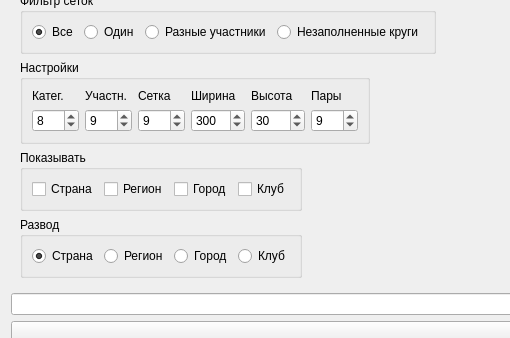
Before: the Qt Designer form TournamentManager/dialogtournamentgrid.ui in BarsukAlexey/xelarogi, drawn with Qt 5; both pictures show x 0 to 510 and y 83 to 421 of the 1371 by 688 pixel window.
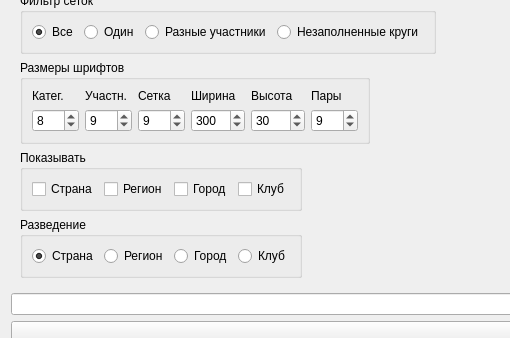
After: the same form once the commit is applied. Custom widgets are drawn as their Qt base class.

Patch:
```diff
--- a/TournamentManager/dialogtournamentgrid.ui
+++ b/TournamentManager/dialogtournamentgrid.ui
@@ -148,7 +148,7 @@
             <item>
              <widget class="QGroupBox" name="groupBox_5">
               <property name="title">
-               <string>Настройки</string>
+               <string>Размеры шрифтов</string>
               </property>
               <layout class="QGridLayout" name="gridLayout_2">
                <item row="0" column="2">
@@ -351,7 +351,7 @@
             <item>
              <widget class="QGroupBox" name="groupBox_3">
               <property name="title">
-               <string>Развод</string>
+               <string>Разведение</string>
               </property>
               <layout class="QHBoxLayout" name="horizontalLayout_8">
                <item>
```
Left out of the diff: 2 changed lines with no effect on the pictures.
